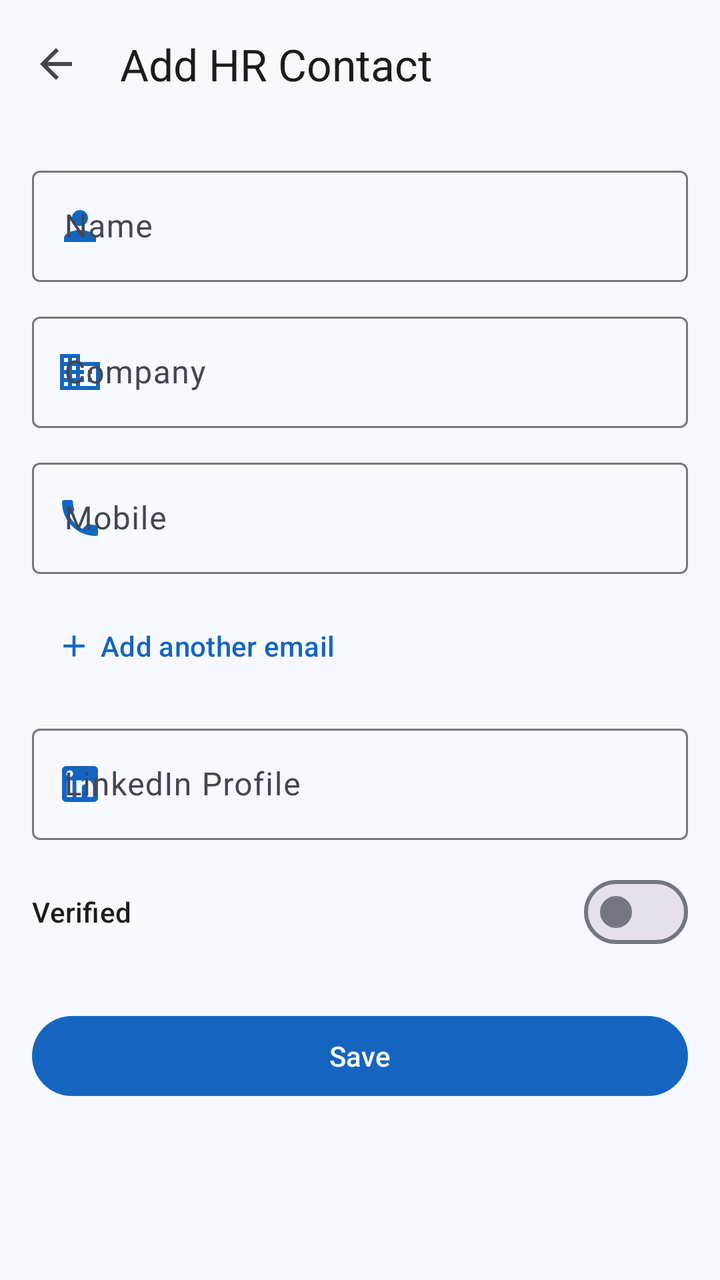
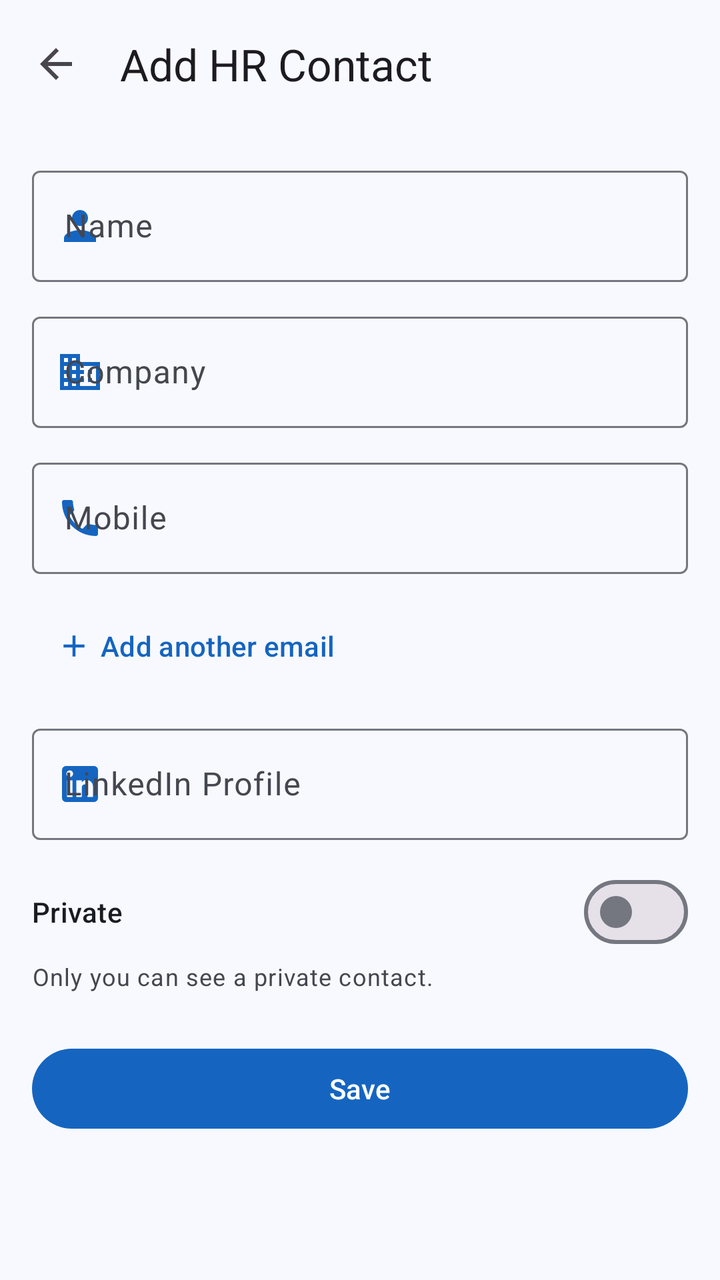

The first picture is an Android layout as it rendered before a commit; the second is the same layout after the commit. The layout source and the unified diff follow.
<!-- AndroidManifest.xml: application theme Theme.HrContacts -->
<!-- res/layout/fragment_add_contact.xml -->
<?xml version="1.0" encoding="utf-8"?>
<androidx.coordinatorlayout.widget.CoordinatorLayout
    xmlns:android="http://schemas.android.com/apk/res/android"
    xmlns:app="http://schemas.android.com/apk/res-auto"
    android:layout_width="match_parent"
    android:layout_height="match_parent">

    <com.google.android.material.appbar.AppBarLayout
        android:layout_width="match_parent"
        android:layout_height="wrap_content"
        android:fitsSystemWindows="true">

        <com.google.android.material.appbar.MaterialToolbar
            android:id="@+id/toolbar"
            android:layout_width="match_parent"
            android:layout_height="?attr/actionBarSize"
            app:navigationIcon="@drawable/ic_arrow_back"
            app:title="@string/add_contact" />

    </com.google.android.material.appbar.AppBarLayout>

    <androidx.core.widget.NestedScrollView
        android:layout_width="match_parent"
        android:layout_height="match_parent"
        app:layout_behavior="@string/appbar_scrolling_view_behavior">

        <LinearLayout
            android:layout_width="match_parent"
            android:layout_height="wrap_content"
            android:orientation="vertical"
            android:padding="16dp">

            <com.google.android.material.textfield.TextInputLayout
                android:id="@+id/nameLayout"
                style="@style/Widget.Material3.TextInputLayout.OutlinedBox"
                android:layout_width="match_parent"
                android:layout_height="wrap_content"
                android:layout_marginBottom="12dp"
                android:hint="@string/name"
                app:startIconDrawable="@drawable/ic_person"
                app:startIconTint="?attr/colorPrimary">

                <com.google.android.material.textfield.TextInputEditText
                    android:id="@+id/etName"
                    android:layout_width="match_parent"
                    android:layout_height="wrap_content"
                    android:inputType="textPersonName|textCapWords"
                    android:imeOptions="actionNext" />

            </com.google.android.material.textfield.TextInputLayout>

            <com.google.android.material.textfield.TextInputLayout
                android:id="@+id/companyLayout"
                style="@style/Widget.Material3.TextInputLayout.OutlinedBox"
                android:layout_width="match_parent"
                android:layout_height="wrap_content"
                android:layout_marginBottom="12dp"
                android:hint="@string/company"
                app:startIconDrawable="@drawable/ic_business"
                app:startIconTint="?attr/colorPrimary">

                <com.google.android.material.textfield.TextInputEditText
                    android:id="@+id/etCompany"
                    android:layout_width="match_parent"
                    android:layout_height="wrap_content"
                    android:inputType="textCapWords"
                    android:imeOptions="actionNext" />

            </com.google.android.material.textfield.TextInputLayout>

            <com.google.android.material.textfield.TextInputLayout
                android:id="@+id/mobileLayout"
                style="@style/Widget.Material3.TextInputLayout.OutlinedBox"
                android:layout_width="match_parent"
                android:layout_height="wrap_content"
                android:layout_marginBottom="12dp"
                android:hint="@string/mobile"
                app:startIconDrawable="@drawable/ic_phone"
                app:startIconTint="?attr/colorPrimary">

                <com.google.android.material.textfield.TextInputEditText
                    android:id="@+id/etMobile"
                    android:layout_width="match_parent"
                    android:layout_height="wrap_content"
                    android:inputType="phone"
                    android:imeOptions="actionNext" />

            </com.google.android.material.textfield.TextInputLayout>

            <LinearLayout
                android:id="@+id/emailsContainer"
                android:layout_width="match_parent"
                android:layout_height="wrap_content"
                android:orientation="vertical" />

            <TextView
                android:id="@+id/tvEmailsError"
                android:layout_width="match_parent"
                android:layout_height="wrap_content"
                android:layout_marginBottom="8dp"
                android:textAppearance="?attr/textAppearanceBodySmall"
                android:textColor="?attr/colorError"
                android:visibility="gone" />

            <com.google.android.material.button.MaterialButton
                android:id="@+id/btnAddEmail"
                style="@style/Widget.Material3.Button.TextButton"
                android:layout_width="wrap_content"
                android:layout_height="wrap_content"
                android:layout_marginBottom="12dp"
                android:text="@string/add_another_email"
                android:textAllCaps="false"
                app:icon="@drawable/ic_add" />

            <com.google.android.material.textfield.TextInputLayout
                android:id="@+id/linkedinLayout"
                style="@style/Widget.Material3.TextInputLayout.OutlinedBox"
                android:layout_width="match_parent"
                android:layout_height="wrap_content"
                android:layout_marginBottom="12dp"
                android:hint="@string/linkedin_profile"
                app:startIconDrawable="@drawable/ic_linkedin"
                app:startIconTint="?attr/colorPrimary">

                <com.google.android.material.textfield.TextInputEditText
                    android:id="@+id/etLinkedin"
                    android:layout_width="match_parent"
                    android:layout_height="wrap_content"
                    android:inputType="textUri"
                    android:imeOptions="actionDone" />

            </com.google.android.material.textfield.TextInputLayout>

            <LinearLayout
                android:layout_width="match_parent"
                android:layout_height="wrap_content"
                android:layout_marginBottom="24dp"
                android:orientation="horizontal"
                android:gravity="center_vertical">

                <TextView
                    android:layout_width="0dp"
                    android:layout_height="wrap_content"
                    android:layout_weight="1"
                    android:text="@string/verified"
                    android:textAppearance="?attr/textAppearanceTitleSmall"
                    android:textColor="?attr/colorOnSurface" />

                <com.google.android.material.materialswitch.MaterialSwitch
                    android:id="@+id/switchVerified"
                    android:layout_width="wrap_content"
                    android:layout_height="wrap_content" />

            </LinearLayout>

            <com.google.android.material.button.MaterialButton
                android:id="@+id/btnSave"
                android:layout_width="match_parent"
                android:layout_height="wrap_content"
                android:text="@string/save"
                android:textAllCaps="false"
                app:cornerRadius="28dp" />

        </LinearLayout>

    </androidx.core.widget.NestedScrollView>

</androidx.coordinatorlayout.widget.CoordinatorLayout>
<!-- resources referenced by this layout -->
<resources>
  <!-- drawable ic_add (drawable) -->
  <?xml version="1.0" encoding="utf-8"?>
  <vector xmlns:android="http://schemas.android.com/apk/res/android"
      android:width="24dp"
      android:height="24dp"
      android:viewportWidth="24"
      android:viewportHeight="24"
      android:tint="?attr/colorOnPrimary">
      <path
          android:fillColor="@android:color/white"
          android:pathData="M19,13h-6v6h-2v-6H5v-2h6V5h2v6h6v2z" />
  </vector>
  <!-- drawable ic_arrow_back (drawable) -->
  <?xml version="1.0" encoding="utf-8"?>
  <vector xmlns:android="http://schemas.android.com/apk/res/android"
      android:width="24dp"
      android:height="24dp"
      android:viewportWidth="24"
      android:viewportHeight="24"
      android:tint="?attr/colorControlNormal">
      <path
          android:fillColor="@android:color/white"
          android:pathData="M20,11H7.83l5.59,-5.59L12,4l-8,8 8,8 1.41,-1.41L7.83,13H20v-2z" />
  </vector>
  <!-- drawable ic_business (drawable) -->
  <?xml version="1.0" encoding="utf-8"?>
  <vector xmlns:android="http://schemas.android.com/apk/res/android"
      android:width="24dp"
      android:height="24dp"
      android:viewportWidth="24"
      android:viewportHeight="24"
      android:tint="?attr/colorPrimary">
      <path
          android:fillColor="@android:color/white"
          android:pathData="M12,7V3H2v18h20V7H12zM6,19H4v-2h2v2zM6,15H4v-2h2v2zM6,11H4V9h2v2zM6,7H4V5h2v2zM10,19H8v-2h2v2zM10,15H8v-2h2v2zM10,11H8V9h2v2zM10,7H8V5h2v2zM20,19h-8v-2h2v-2h-2v-2h2v-2h-2V9h8v10zM18,11h-2v2h2v-2zM18,15h-2v2h2v-2z" />
  </vector>
  <!-- drawable ic_person (drawable) -->
  <?xml version="1.0" encoding="utf-8"?>
  <vector xmlns:android="http://schemas.android.com/apk/res/android"
      android:width="24dp"
      android:height="24dp"
      android:viewportWidth="24"
      android:viewportHeight="24"
      android:tint="?attr/colorOnPrimary">
      <path
          android:fillColor="@android:color/white"
          android:pathData="M12,12c2.21,0 4,-1.79 4,-4s-1.79,-4 -4,-4 -4,1.79 -4,4 1.79,4 4,4zM12,14c-2.67,0 -8,1.34 -8,4v2h16v-2c0,-2.66 -5.33,-4 -8,-4z" />
  </vector>
  <string name="add_another_email">Add another email</string>
  <string name="add_contact">Add HR Contact</string>
  <string name="company">Company</string>
  <string name="linkedin_profile">LinkedIn Profile</string>
  <string name="mobile">Mobile</string>
  <string name="name">Name</string>
  <string name="save">Save</string>
  <string name="verified">Verified</string>
  <color name="md_theme_primary">#1565C0</color>
  <color name="md_theme_on_primary">#FFFFFF</color>
  <color name="md_theme_primary_container">#D6E4FF</color>
  <color name="md_theme_on_primary_container">#001947</color>
  <color name="md_theme_secondary">#565E71</color>
  <color name="md_theme_on_secondary">#FFFFFF</color>
  <color name="md_theme_secondary_container">#DAE2F9</color>
  <color name="md_theme_on_secondary_container">#131C2B</color>
  <color name="md_theme_background">#F8F9FF</color>
  <color name="md_theme_error">#BA1A1A</color>
  <color name="md_theme_surface">#F8F9FF</color>
  <color name="md_theme_on_surface">#191C20</color>
  <color name="md_theme_surface_variant">#E1E2EC</color>
  <color name="md_theme_on_surface_variant">#44474F</color>
  <color name="md_theme_outline">#74777F</color>
  <!-- unchanged entries left out for length: 3 -->
</resources>

<!-- the commit's change to res/layout/fragment_add_contact.xml (unified diff, before → after) -->
@@ -131,10 +131,10 @@
 
             </com.google.android.material.textfield.TextInputLayout>
 
+            
             <LinearLayout
                 android:layout_width="match_parent"
                 android:layout_height="wrap_content"
-                android:layout_marginBottom="24dp"
                 android:orientation="horizontal"
                 android:gravity="center_vertical">
 
@@ -142,16 +142,24 @@
                     android:layout_width="0dp"
                     android:layout_height="wrap_content"
                     android:layout_weight="1"
-                    android:text="@string/verified"
+                    android:text="@string/private_contact"
                     android:textAppearance="?attr/textAppearanceTitleSmall"
                     android:textColor="?attr/colorOnSurface" />
 
                 <com.google.android.material.materialswitch.MaterialSwitch
-                    android:id="@+id/switchVerified"
+                    android:id="@+id/switchPrivate"
                     android:layout_width="wrap_content"
                     android:layout_height="wrap_content" />
 
             </LinearLayout>
+
+            <TextView
+                android:layout_width="match_parent"
+                android:layout_height="wrap_content"
+                android:layout_marginBottom="24dp"
+                android:text="@string/private_contact_hint"
+                android:textAppearance="?attr/textAppearanceBodySmall"
+                android:textColor="?attr/colorOnSurfaceVariant" />
 
             <com.google.android.material.button.MaterialButton
                 android:id="@+id/btnSave"
<!-- resource entries referenced after the edit -->
@@ -54,8 +54,9 @@
   <string name="linkedin_profile">LinkedIn Profile</string>
   <string name="mobile">Mobile</string>
   <string name="name">Name</string>
+  <string name="private_contact">Private</string>
+  <string name="private_contact_hint">Only you can see a private contact.</string>
   <string name="save">Save</string>
-  <string name="verified">Verified</string>
   <color name="md_theme_primary">#1565C0</color>
   <color name="md_theme_on_primary">#FFFFFF</color>
   <color name="md_theme_primary_container">#D6E4FF</color>
